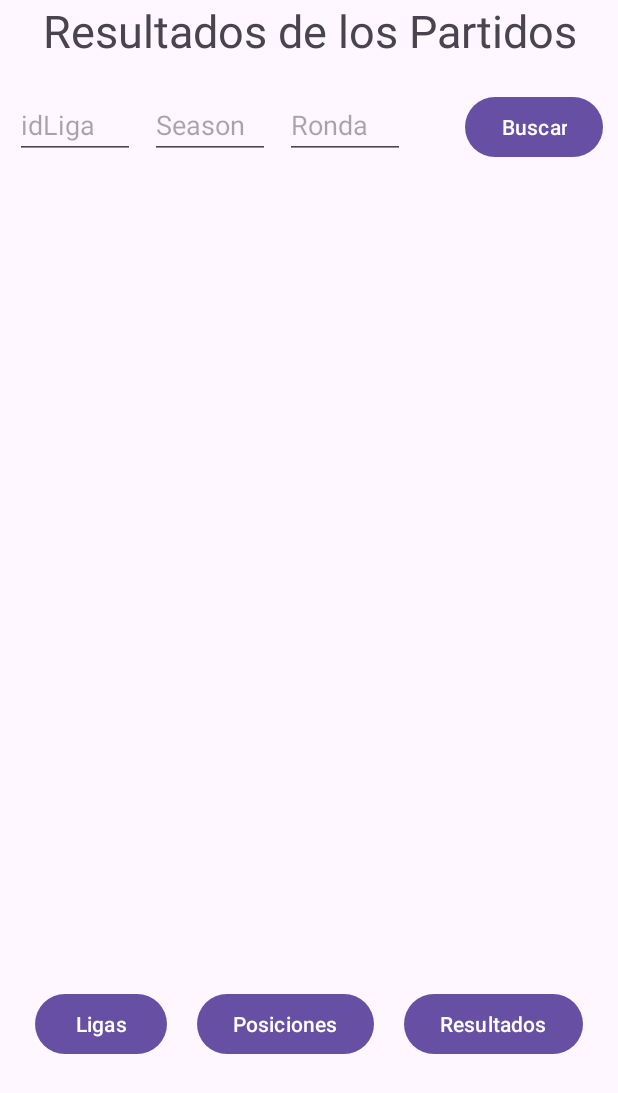
After one commit to DiegoHenriquezHurtado/IOT_LAB4_20182044, an Android app: the ResultadosFragment screen opened through its navigation route, on a phone screen of 412 x 824 dp. The commit adds this screen. Shown: the top 1093 px of the screen. Run offline under Robolectric (Android 15) with nearby library versions, the phone set to English and light mode, and no system bars; our stand-ins replace navigation-ui.

Commit message:
Add:Fragments y funcionalidad del navigator

```diff
--- /dev/null
+++ b/app/src/main/java/com/example/telefutbol/AppActivity.java
@@ -0,0 +1,33 @@
+package com.example.telefutbol;
+
+import android.os.Bundle;
+
+import androidx.activity.EdgeToEdge;
+import androidx.appcompat.app.AppCompatActivity;
+import androidx.core.graphics.Insets;
+import androidx.core.view.ViewCompat;
+import androidx.core.view.WindowInsetsCompat;
+import androidx.navigation.NavController;
+import androidx.navigation.NavHostController;
+import androidx.navigation.Navigation;
+import androidx.navigation.fragment.NavHostFragment;
+import androidx.navigation.ui.NavigationUI;
+
+import com.example.telefutbol.databinding.ActivityAppBinding;
+
+public class AppActivity extends AppCompatActivity {
+    ActivityAppBinding binding;
+    @Override
+    protected void onCreate(Bundle savedInstanceState) {
+        super.onCreate(savedInstanceState);
+        binding = ActivityAppBinding.inflate(getLayoutInflater());
+        setContentView(binding.getRoot());
+
+
+        /*ViewCompat.setOnApplyWindowInsetsListener(findViewById(R.id.main), (v, insets) -> {
+            Insets systemBars = insets.getInsets(WindowInsetsCompat.Type.systemBars());
+            v.setPadding(systemBars.left, systemBars.top, systemBars.right, systemBars.bottom);
+            return insets;
+        });*/
+    }
+}
--- /dev/null
+++ b/app/src/main/java/com/example/telefutbol/LigasFragment.java
@@ -0,0 +1,40 @@
+package com.example.telefutbol;
+
+import android.os.Bundle;
+
+import androidx.fragment.app.Fragment;
+import androidx.navigation.NavController;
+import androidx.navigation.NavHostController;
+import androidx.navigation.fragment.NavHostFragment;
+
+import android.view.LayoutInflater;
+import android.view.View;
+import android.view.ViewGroup;
+
+import com.example.telefutbol.databinding.FragmentLigasBinding;
+
+public class LigasFragment extends Fragment {
+
+    FragmentLigasBinding binding;
+
+    @Override
+    public View onCreateView(LayoutInflater inflater, ViewGroup container,
+                             Bundle savedInstanceState) {
+
+        binding = FragmentLigasBinding.inflate(inflater,container,false);
+        // Inflate the layout for this fragment
+        //return inflater.inflate(R.layout.fragment_ligas, container, false);
+
+        NavController navController = NavHostFragment.findNavController(LigasFragment.this);
+
+        binding.btnPosiciones.setOnClickListener(view -> {
+            navController.navigate(R.id.action_ligasFragment_to_posicionesFragment);
+        });
+
+        binding.btnResultados.setOnClickListener(view -> {
+            navController.navigate(R.id.action_ligasFragment_to_resultadosFragment);
+        });
+
+        return binding.getRoot();
+    }
+}
--- /dev/null
+++ b/app/src/main/java/com/example/telefutbol/ResultadosFragment.java
@@ -0,0 +1,40 @@
+package com.example.telefutbol;
+
+import android.os.Bundle;
+
+import androidx.fragment.app.Fragment;
+import androidx.navigation.NavController;
+import androidx.navigation.fragment.NavHostFragment;
+
+import android.view.LayoutInflater;
+import android.view.View;
+import android.view.ViewGroup;
+
+import com.example.telefutbol.databinding.FragmentResultadosBinding;
+
+
+public class ResultadosFragment extends Fragment {
+
+    FragmentResultadosBinding binding;
+
+    @Override
+    public View onCreateView(LayoutInflater inflater, ViewGroup container,
+                             Bundle savedInstanceState) {
+
+        binding = FragmentResultadosBinding.inflate(inflater,container,false);
+        NavController navController = NavHostFragment.findNavController(ResultadosFragment.this);
+
+        binding.btnLigas.setOnClickListener(view -> {
+            navController.navigate(R.id.action_resultadosFragment_to_ligasFragment);
+        });
+
+        binding.btnPosiciones.setOnClickListener(view -> {
+            navController.navigate(R.id.action_resultadosFragment_to_posicionesFragment);
+        });
+
+        // Inflate the layout for this fragment
+        //return inflater.inflate(R.layout.fragment_resultados, container, false);
+
+        return binding.getRoot();
+    }
+}
--- /dev/null
+++ b/app/src/main/res/layout/activity_app.xml
@@ -0,0 +1,22 @@
+<?xml version="1.0" encoding="utf-8"?>
+<LinearLayout xmlns:android="http://schemas.android.com/apk/res/android"
+    xmlns:app="http://schemas.android.com/apk/res-auto"
+    xmlns:tools="http://schemas.android.com/tools"
+    android:id="@+id/main"
+    android:layout_width="match_parent"
+    android:layout_height="match_parent"
+    android:orientation="vertical"
+    tools:context=".AppActivity">
+
+
+    <androidx.fragment.app.FragmentContainerView
+        android:id="@+id/fragmentContainerView"
+        android:name="androidx.navigation.fragment.NavHostFragment"
+        android:layout_width="match_parent"
+        android:layout_height="wrap_content"
+        app:defaultNavHost="true"
+        app:navGraph="@navigation/nav_graph" />
+
+
+
+</LinearLayout>
--- a/app/src/main/res/layout/activity_main.xml
+++ b/app/src/main/res/layout/activity_main.xml
@@ -32,6 +32,7 @@
             app:srcCompat="@drawable/img_futbol_2" />
     </LinearLayout>
     <Button
+        android:id="@+id/btnIngresar"
         android:layout_width="300dp"
         android:layout_height="wrap_content"
         android:text="INGRESAR"
--- /dev/null
+++ b/app/src/main/res/layout/fragment_resultados.xml
@@ -0,0 +1,76 @@
+<?xml version="1.0" encoding="utf-8"?>
+<FrameLayout xmlns:android="http://schemas.android.com/apk/res/android"
+    xmlns:tools="http://schemas.android.com/tools"
+    android:layout_width="match_parent"
+    android:layout_height="match_parent"
+    android:id="@+id/resultadosFragment"
+    tools:context=".ResultadosFragment">
+
+    <!-- TODO: Update blank fragment layout -->
+    <LinearLayout
+        android:layout_width="match_parent"
+        android:layout_height="wrap_content"
+        android:orientation="vertical">
+        <TextView
+            android:layout_width="match_parent"
+            android:layout_height="wrap_content"
+            android:text="Resultados de los Partidos"
+            android:textSize="30dp"
+            android:gravity="center"
+            android:layout_marginBottom="20dp"/>
+        <LinearLayout
+            android:layout_width="match_parent"
+            android:layout_height="wrap_content"
+            android:orientation="horizontal">
+            <EditText
+                android:id="@+id/idLiga"
+                android:layout_width="80dp"
+                android:layout_height="wrap_content"
+                android:hint="idLiga"
+                android:layout_marginStart="10dp"/>
+            <EditText
+                android:id="@+id/temporada"
+                android:layout_width="80dp"
+                android:layout_height="wrap_content"
+                android:hint="Season"
+                android:layout_marginStart="10dp"/>
+            <EditText
+                android:id="@+id/ronda"
+                android:layout_width="80dp"
+                android:layout_height="wrap_content"
+                android:hint="Ronda"
+                android:layout_marginStart="10dp"/>
+            <Button
+                android:id="@+id/btnBuscar"
+                android:layout_width="wrap_content"
+                android:layout_height="wrap_content"
+                android:text="Buscar"
+                android:layout_marginLeft="40dp"/>
+        </LinearLayout>
+        <LinearLayout
+            android:layout_width="match_parent"
+            android:layout_height="wrap_content"
+            android:orientation="horizontal"
+            android:gravity="center"
+            android:layout_marginTop="550dp">
+            <Button
+                android:id="@+id/btnLigas"
+                android:layout_width="wrap_content"
+                android:layout_height="wrap_content"
+                android:layout_marginRight="20dp"
+                android:text="Ligas"/>
+            <Button
+                android:id="@+id/btnPosiciones"
+                android:layout_width="wrap_content"
+                android:layout_height="wrap_content"
+                android:text="Posiciones"
+                android:layout_marginRight="20dp"/>
+            <Button
+                android:id="@+id/btnResultados"
+                android:layout_width="wrap_content"
+                android:layout_height="wrap_content"
+                android:text="Resultados"/>
+        </LinearLayout>
+    </LinearLayout>
+
+</FrameLayout>
--- /dev/null
+++ b/app/src/main/res/navigation/nav_graph.xml
@@ -0,0 +1,44 @@
+<?xml version="1.0" encoding="utf-8"?>
+<navigation xmlns:android="http://schemas.android.com/apk/res/android"
+    xmlns:app="http://schemas.android.com/apk/res-auto"
+    xmlns:tools="http://schemas.android.com/tools"
+    android:id="@+id/nav_graph"
+    app:startDestination="@id/ligasFragment">
+
+    <fragment
+        android:id="@+id/ligasFragment"
+        android:name="com.example.telefutbol.LigasFragment"
+        android:label="fragment_ligas"
+        tools:layout="@layout/fragment_ligas" >
+        <action
+            android:id="@+id/action_ligasFragment_to_posicionesFragment"
+            app:destination="@id/posicionesFragment" />
+        <action
+            android:id="@+id/action_ligasFragment_to_resultadosFragment"
+            app:destination="@id/resultadosFragment" />
+    </fragment>
+    <fragment
+        android:id="@+id/posicionesFragment"
+        android:name="com.example.telefutbol.PosicionesFragment"
+        android:label="fragment_posiciones"
+        tools:layout="@layout/fragment_posiciones" >
+        <action
+            android:id="@+id/action_posicionesFragment_to_resultadosFragment"
+            app:destination="@id/resultadosFragment" />
+        <action
+            android:id="@+id/action_posicionesFragment_to_ligasFragment"
+            app:destination="@id/ligasFragment" />
+    </fragment>
+    <fragment
+        android:id="@+id/resultadosFragment"
+        android:name="com.example.telefutbol.ResultadosFragment"
+        android:label="fragment_resultados"
+        tools:layout="@layout/fragment_resultados" >
+        <action
+            android:id="@+id/action_resultadosFragment_to_ligasFragment"
+            app:destination="@id/ligasFragment" />
+        <action
+            android:id="@+id/action_resultadosFragment_to_posicionesFragment"
+            app:destination="@id/posicionesFragment" />
+    </fragment>
+</navigation>
--- a/app/src/main/res/values/strings.xml
+++ b/app/src/main/res/values/strings.xml
@@ -1,3 +1,5 @@
 <resources>
     <string name="app_name">TeleFutbol</string>
+    <!-- TODO: Remove or change this placeholder text -->
+    <string name="hello_blank_fragment">Hello blank fragment</string>
 </resources>
--- a/build.gradle
+++ b/build.gradle
@@ -1,4 +1,7 @@
 // Top-level build file where you can add configuration options common to all sub-projects/modules.
 plugins {
-alias(libs.plugins.android.application) apply false
+    alias(libs.plugins.android.application) apply false
+    id 'com.android.library' version '7.4.2' apply false
+    id 'androidx.navigation.safeargs' version '2.5.2' apply false
+
 }
```
Also changed, not shown: app/build.gradle (+9 -0 lines), app/src/main/AndroidManifest.xml (+6 -8 lines), app/src/main/java/com/example/telefutbol/MainActivity.java (+13 -2 lines), app/src/main/java/com/example/telefutbol/PosicionesFragment.java (added, +38 -0 lines), app/src/main/res/layout/fragment_ligas.xml (added, +65 -0 lines), app/src/main/res/layout/fragment_posiciones.xml (added, +72 -0 lines).
